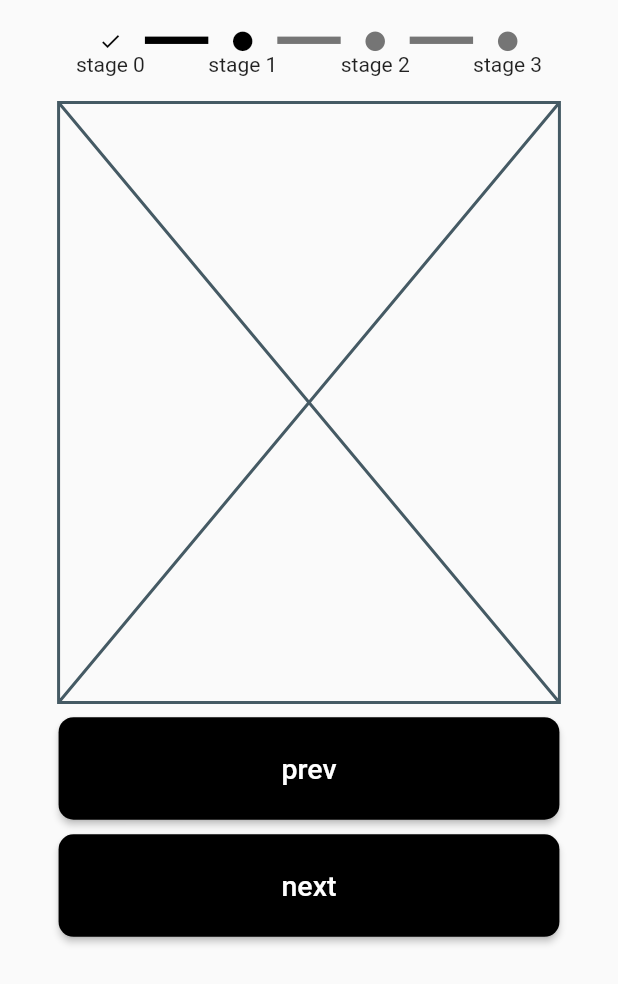
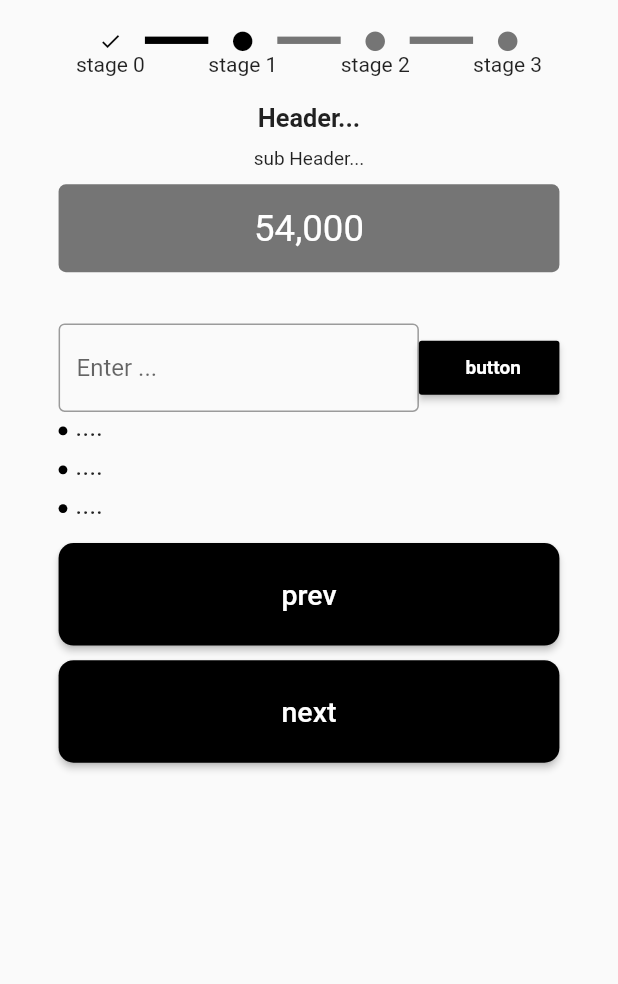
Before and after one commit to hello-world-was-taken/upwork-hassan, a Flutter app: the screen it shows after launch, after a tap on "next", on a phone screen of 412 x 824 dp. Shown: the top 984 px of the screen. Run offline on Flutter 3.47's test engine with Material 2 defaults, Android fonts, the phone set to English and light mode, and no system bars; our stand-ins replace camera, flutter_screenutil; Roboto replaces fonts that are missing (MsGothic).

Commit message:
bootstrap onboarding secondpage

```diff
--- a/lib/features/pages/presentation/onboarding.dart
+++ b/lib/features/pages/presentation/onboarding.dart
@@ -2,6 +2,7 @@ import 'package:flutter/material.dart';
 import 'package:flutter_screenutil/flutter_screenutil.dart';
 import 'package:upwork_hassan/features/pages/presentation/widgets/action_button.dart';
 import 'package:upwork_hassan/features/pages/presentation/widgets/round_bullet_text.dart';
+import 'package:upwork_hassan/features/pages/presentation/widgets/secondary_color_title.dart';
 
 class OnBoarding extends StatefulWidget {
   const OnBoarding({super.key});
@@ -29,7 +30,7 @@ class _OnBoardingState extends State<OnBoarding> {
   Widget build(BuildContext context) {
     var _pages = [
       FirstStepPage(),
-      SecondStepPage(next: incrementStage),
+      SecondStepPage(),
       ThirdStepPage(next: incrementStage),
       FourthStepPage(next: incrementStage)
     ];
@@ -140,13 +141,84 @@ class FirstStepPage extends StatelessWidget {
   }
 }
 
-class SecondStepPage extends StatelessWidget {
-  final next;
-  const SecondStepPage({super.key, required this.next});
+class SecondStepPage extends StatefulWidget {
+  const SecondStepPage({super.key});
 
   @override
+  State<SecondStepPage> createState() => _SecondStepPageState();
+}
+
+class _SecondStepPageState extends State<SecondStepPage> {
+  @override
   Widget build(BuildContext context) {
-    return const Placeholder();
+    return Flexible(
+      child: ListView(
+        shrinkWrap: true,
+        children: [
+          Text(
+            "Header...",
+            textAlign: TextAlign.center,
+            style: TextStyle(fontSize: 16.sp, fontWeight: FontWeight.bold),
+          ),
+          SizedBox(
+            height: 10.h,
+          ),
+          Text(
+            "sub Header...",
+            textAlign: TextAlign.center,
+            style: TextStyle(fontSize: 12.sp),
+          ),
+          SizedBox(
+            height: 10.h,
+          ),
+          SecondaryColorHeading(title: "54,000"),
+          SizedBox(
+            height: 10.h,
+          ),
+          Row(
+            children: [
+              Expanded(
+                child: TextField(
+                  decoration: InputDecoration(
+                    border: OutlineInputBorder(),
+                    hintText: 'Enter ...',
+                  ),
+                ),
+              ),
+              ElevatedButton(
+                onPressed: () {},
+                style: ButtonStyle(
+                  backgroundColor:
+                      MaterialStateProperty.all<Color>(Colors.black),
+                  shape: MaterialStateProperty.all<RoundedRectangleBorder>(
+                    RoundedRectangleBorder(
+                      borderRadius:
+                          BorderRadius.circular(2.r), // Set the border radius
+                    ),
+                  ),
+                ),
+                child: Container(
+                  padding: EdgeInsets.all(10.r),
+                  margin: EdgeInsets.only(left: 5.w),
+                  child: Text(
+                    'button',
+                    textAlign: TextAlign.center,
+                    style: TextStyle(
+                      color: Colors.white,
+                      fontSize: 12.sp,
+                      fontWeight: FontWeight.bold,
+                    ),
+                  ),
+                ),
+              ),
+            ],
+          ),
+          RoundBulletText(text: "...."),
+          RoundBulletText(text: "...."),
+          RoundBulletText(text: "...."),
+        ],
+      ),
+    );
   }
 }
 
```
